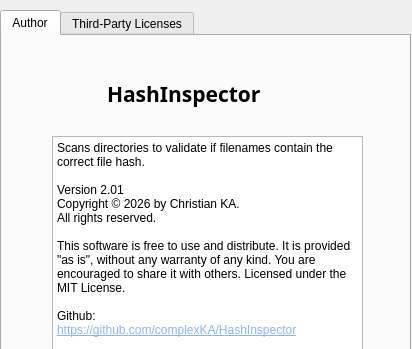
complexKA/HashInspector, file Sourcecode/about.ui: the form before one commit; both pictures show x 0 to 412 and y 0 to 349 of the 412 by 508 pixel window.
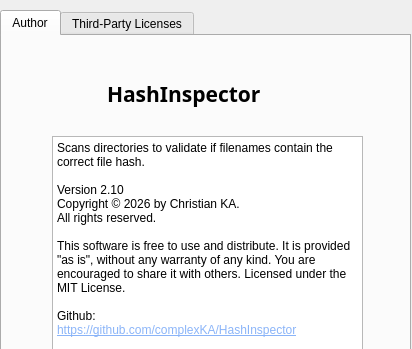
The form after the commit.

```diff
--- a/Sourcecode/about.ui
+++ b/Sourcecode/about.ui
@@ -100,7 +100,7 @@
 &lt;/style&gt;&lt;/head&gt;&lt;body style=&quot; font-family:'Sans Serif'; font-size:9pt; font-weight:400; font-style:normal;&quot;&gt;
 &lt;p style=&quot; margin-top:0px; margin-bottom:0px; margin-left:0px; margin-right:0px; -qt-block-indent:0; text-indent:0px;&quot;&gt;Scans directories to validate if filenames contain the correct file hash.&lt;/p&gt;
 &lt;p style=&quot;-qt-paragraph-type:empty; margin-top:0px; margin-bottom:0px; margin-left:0px; margin-right:0px; -qt-block-indent:0; text-indent:0px;&quot;&gt;&lt;br /&gt;&lt;/p&gt;
-&lt;p style=&quot; margin-top:0px; margin-bottom:0px; margin-left:0px; margin-right:0px; -qt-block-indent:0; text-indent:0px;&quot;&gt;Version 2.01&lt;/p&gt;
+&lt;p style=&quot; margin-top:0px; margin-bottom:0px; margin-left:0px; margin-right:0px; -qt-block-indent:0; text-indent:0px;&quot;&gt;Version 2.10&lt;/p&gt;
 &lt;p style=&quot; margin-top:0px; margin-bottom:0px; margin-left:0px; margin-right:0px; -qt-block-indent:0; text-indent:0px;&quot;&gt;Copyright © 2026 by Christian KA.&lt;/p&gt;
 &lt;p style=&quot; margin-top:0px; margin-bottom:0px; margin-left:0px; margin-right:0px; -qt-block-indent:0; text-indent:0px;&quot;&gt;All rights reserved.&lt;/p&gt;
 &lt;p style=&quot;-qt-paragraph-type:empty; margin-top:0px; margin-bottom:0px; margin-left:0px; margin-right:0px; -qt-block-indent:0; text-indent:0px;&quot;&gt;&lt;br /&gt;&lt;/p&gt;
```
